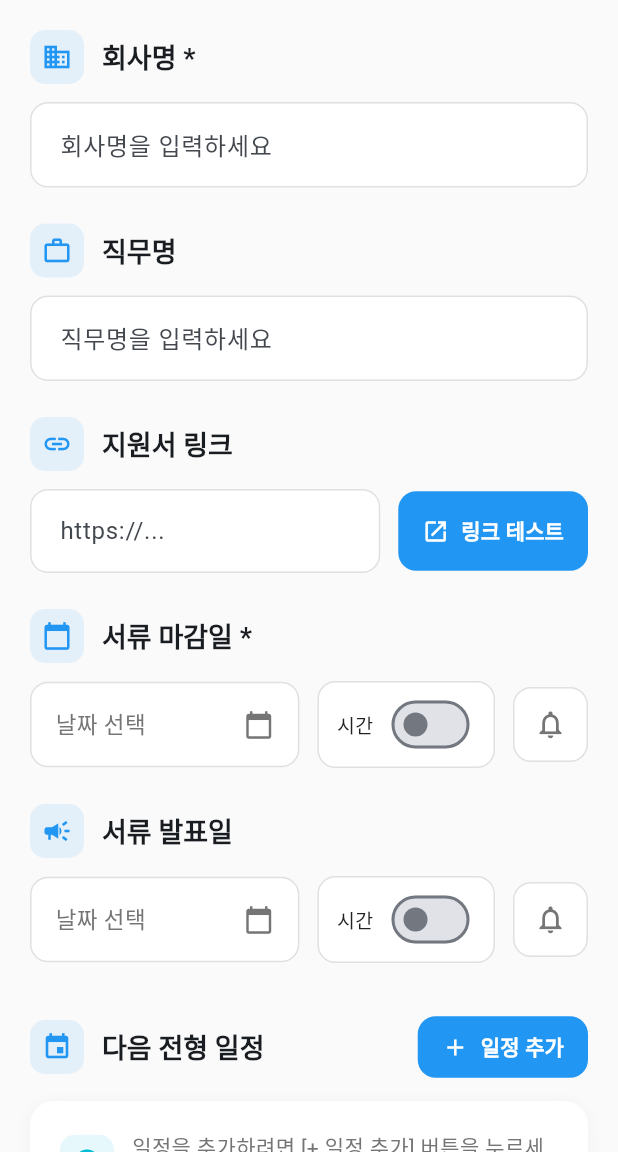
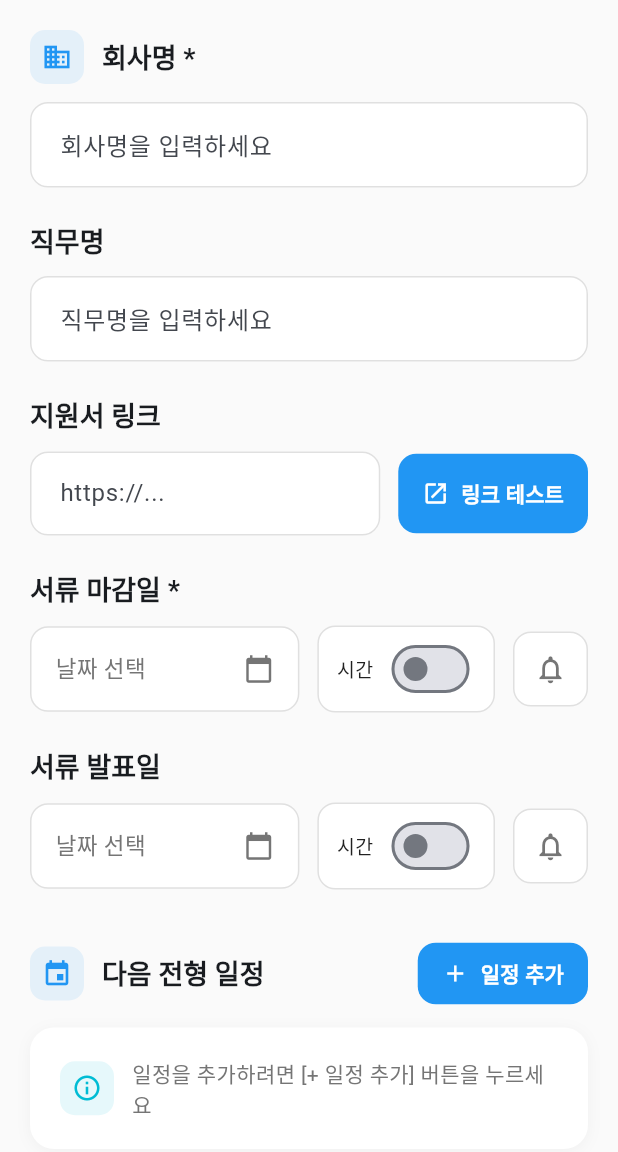
Before and after one commit to rbtc2/Jiwonham, a Flutter app: the AddEditApplicationScreen screen opened directly, on a phone screen of 412 x 824 dp, the part 84-1236 px from its top. Run offline on Flutter 3.47's test engine with Material 3 defaults, Android fonts, the phone set to English and light mode, and no system bars; our stand-ins replace shared_preferences; accounts and stored records are empty; Roboto replaces fonts that are missing (Pretendard).

Commit message:
과잉이모티콘삭제

```diff
--- a/lib/screens/add_edit_application/add_edit_application_screen.dart
+++ b/lib/screens/add_edit_application/add_edit_application_screen.dart
@@ -254,7 +254,6 @@ class _AddEditApplicationScreenState extends State<AddEditApplicationScreen> {
         LabeledTextField(
           label: AppStrings.position,
           controller: _formData.positionController,
-          icon: Icons.work_outline,
           hintText: '직무명을 입력하세요',
         ),
         const SizedBox(height: 24),
@@ -281,7 +280,6 @@ class _AddEditApplicationScreenState extends State<AddEditApplicationScreen> {
         // 서류 마감일 선택
         DateTimeField(
           label: AppStrings.deadlineRequired,
-          icon: Icons.calendar_today,
           selectedDate: _formData.deadline,
           errorText: _formData.deadlineError,
           notificationSettings: _formData.deadlineNotificationSettings,
@@ -377,7 +375,6 @@ class _AddEditApplicationScreenState extends State<AddEditApplicationScreen> {
         // 서류 발표일 선택
         DateTimeField(
           label: AppStrings.announcementDate,
-          icon: Icons.campaign,
           selectedDate: _formData.announcementDate,
           notificationSettings: _formData.announcementNotificationSettings,
           includeTime: _formData.announcementDateIncludeTime,
--- a/lib/widgets/form_fields/date_time_field.dart
+++ b/lib/widgets/form_fields/date_time_field.dart
@@ -8,7 +8,7 @@ import '../../models/notification_settings.dart';
 
 class DateTimeField extends StatelessWidget {
   final String label;
-  final IconData icon;
+  final IconData? icon;
   final DateTime? selectedDate;
   final String? errorText;
   final NotificationSettings? notificationSettings;
@@ -25,7 +25,7 @@ class DateTimeField extends StatelessWidget {
   const DateTimeField({
     super.key,
     required this.label,
-    required this.icon,
+    this.icon,
     this.selectedDate,
     this.errorText,
     this.notificationSettings,
@@ -81,6 +81,7 @@ class DateTimeField extends StatelessWidget {
       children: [
         Row(
           children: [
+            if (icon != null) ...[
               Container(
                 padding: const EdgeInsets.all(8),
                 decoration: BoxDecoration(
@@ -94,6 +95,7 @@ class DateTimeField extends StatelessWidget {
                 ),
               ),
               const SizedBox(width: 12),
+            ],
             Text(
               label,
               style: Theme.of(context).textTheme.titleLarge?.copyWith(
--- a/lib/widgets/form_fields/labeled_text_field.dart
+++ b/lib/widgets/form_fields/labeled_text_field.dart
@@ -7,7 +7,7 @@ import '../../constants/app_colors.dart';
 class LabeledTextField extends StatelessWidget {
   final String label;
   final TextEditingController controller;
-  final IconData icon;
+  final IconData? icon;
   final String? hintText;
   final String? errorText;
   final VoidCallback? onChanged;
@@ -18,7 +18,7 @@ class LabeledTextField extends StatelessWidget {
     super.key,
     required this.label,
     required this.controller,
-    required this.icon,
+    this.icon,
     this.hintText,
     this.errorText,
     this.onChanged,
@@ -33,6 +33,7 @@ class LabeledTextField extends StatelessWidget {
       children: [
         Row(
           children: [
+            if (icon != null) ...[
               Container(
                 padding: const EdgeInsets.all(8),
                 decoration: BoxDecoration(
@@ -46,6 +47,7 @@ class LabeledTextField extends StatelessWidget {
                 ),
               ),
               const SizedBox(width: 12),
+            ],
             Expanded(
               child: Column(
                 crossAxisAlignment: CrossAxisAlignment.start,
--- a/lib/widgets/form_fields/link_text_field.dart
+++ b/lib/widgets/form_fields/link_text_field.dart
@@ -93,29 +93,12 @@ class LinkTextField extends StatelessWidget {
     return Column(
       crossAxisAlignment: CrossAxisAlignment.start,
       children: [
-        Row(
-          children: [
-            Container(
-              padding: const EdgeInsets.all(8),
-              decoration: BoxDecoration(
-                color: AppColors.primary.withValues(alpha: 0.1),
-                borderRadius: BorderRadius.circular(10),
-              ),
-              child: Icon(
-                Icons.link,
-                size: 20,
-                color: AppColors.primary,
-              ),
-            ),
-            const SizedBox(width: 12),
         Text(
           AppStrings.applicationLink,
           style: Theme.of(context).textTheme.titleLarge?.copyWith(
             fontWeight: FontWeight.bold,
             fontSize: 18,
           ),
-            ),
-          ],
         ),
         const SizedBox(height: 12),
         Row(
```
Lines whose indentation alone changed are shown as unchanged.
